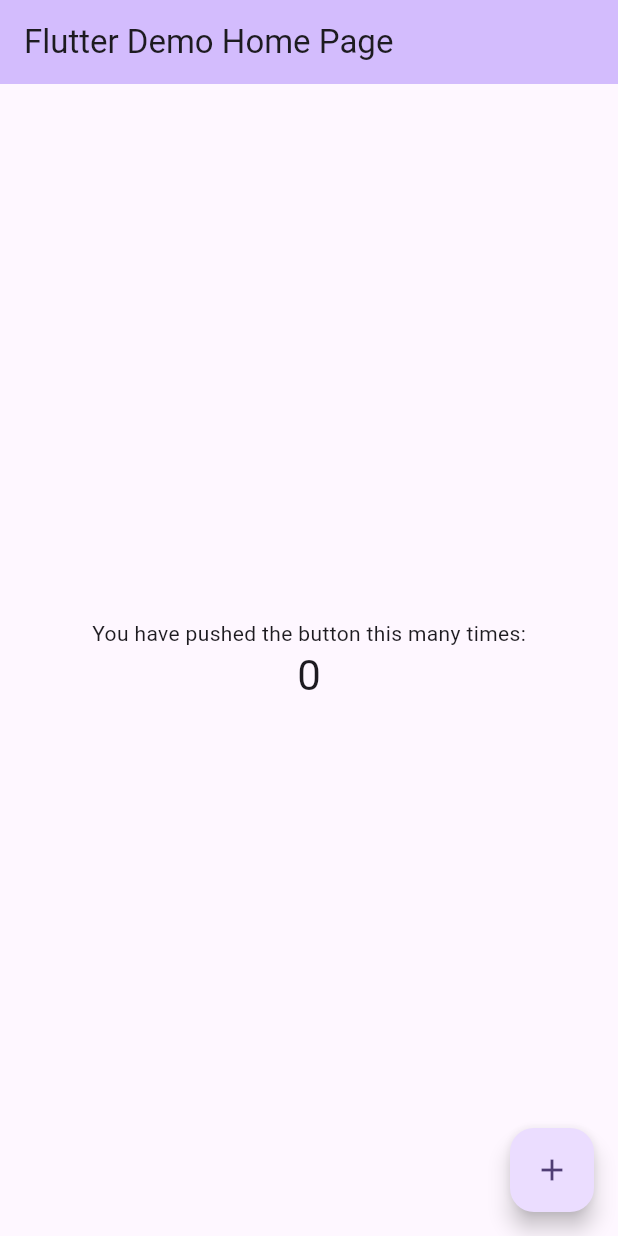
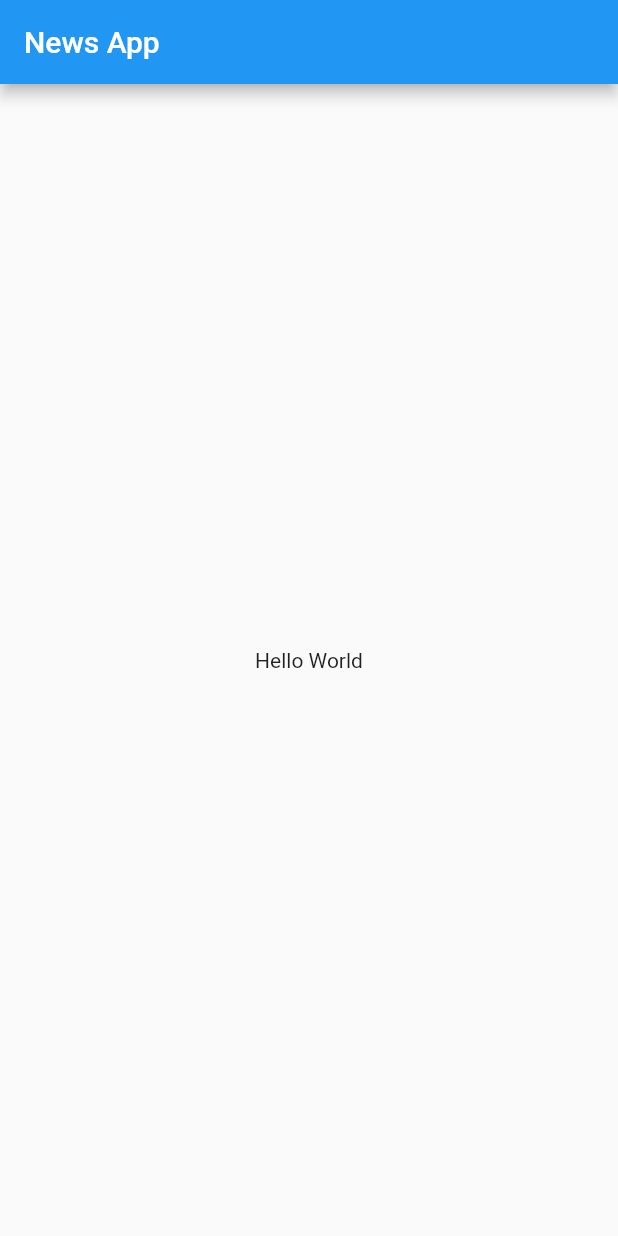
Before and after one commit to mdrabbihossen/news-app, a Flutter app: the screen it shows after launch, on a phone screen of 412 x 824 dp. Run offline on Flutter 3.47's test engine with Material 2 defaults, Android fonts, the phone set to English and light mode, and no system bars.

Commit message:
android setup

```diff
--- a/lib/main.dart
+++ b/lib/main.dart
@@ -1,4 +1,5 @@
 import 'package:flutter/material.dart';
+import 'package:news_app/views/home/screens/home_screen.dart';
 
 void main() {
   runApp(const MyApp());
@@ -10,116 +11,9 @@ class MyApp extends StatelessWidget {
   // This widget is the root of your application.
   @override
   Widget build(BuildContext context) {
-    return MaterialApp(
-      title: 'Flutter Demo',
-      theme: ThemeData(
-        // This is the theme of your application.
-        //
-        // TRY THIS: Try running your application with "flutter run". You'll see
-        // the application has a blue toolbar. Then, without quitting the app,
-        // try changing the seedColor in the colorScheme below to Colors.green
-        // and then invoke "hot reload" (save your changes or press the "hot
-        // reload" button in a Flutter-supported IDE, or press "r" if you used
-        // the command line to start the app).
-        //
-        // Notice that the counter didn't reset back to zero; the application
-        // state is not lost during the reload. To reset the state, use hot
-        // restart instead.
-        //
-        // This works for code too, not just values: Most code changes can be
-        // tested with just a hot reload.
-        colorScheme: ColorScheme.fromSeed(seedColor: Colors.deepPurple),
-        useMaterial3: true,
-      ),
-      home: const MyHomePage(title: 'Flutter Demo Home Page'),
+    return const MaterialApp(
+     debugShowCheckedModeBanner: false,
+      home: HomeScreen(),
     );
   }
 }
-
-class MyHomePage extends StatefulWidget {
-  const MyHomePage({super.key, required this.title});
-
-  // This widget is the home page of your application. It is stateful, meaning
-  // that it has a State object (defined below) that contains fields that affect
-  // how it looks.
-
-  // This class is the configuration for the state. It holds the values (in this
-  // case the title) provided by the parent (in this case the App widget) and
-  // used by the build method of the State. Fields in a Widget subclass are
-  // always marked "final".
-
-  final String title;
-
-  @override
-  State<MyHomePage> createState() => _MyHomePageState();
-}
-
-class _MyHomePageState extends State<MyHomePage> {
-  int _counter = 0;
-
-  void _incrementCounter() {
-    setState(() {
-      // This call to setState tells the Flutter framework that something has
-      // changed in this State, which causes it to rerun the build method below
-      // so that the display can reflect the updated values. If we changed
-      // _counter without calling setState(), then the build method would not be
-      // called again, and so nothing would appear to happen.
-      _counter++;
-    });
-  }
-
-  @override
-  Widget build(BuildContext context) {
-    // This method is rerun every time setState is called, for instance as done
-    // by the _incrementCounter method above.
-    //
-    // The Flutter framework has been optimized to make rerunning build methods
-    // fast, so that you can just rebuild anything that needs updating rather
-    // than having to individually change instances of widgets.
-    return Scaffold(
-      appBar: AppBar(
-        // TRY THIS: Try changing the color here to a specific color (to
-        // Colors.amber, perhaps?) and trigger a hot reload to see the AppBar
-        // change color while the other colors stay the same.
-        backgroundColor: Theme.of(context).colorScheme.inversePrimary,
-        // Here we take the value from the MyHomePage object that was created by
-        // the App.build method, and use it to set our appbar title.
-        title: Text(widget.title),
-      ),
-      body: Center(
-        // Center is a layout widget. It takes a single child and positions it
-        // in the middle of the parent.
-        child: Column(
-          // Column is also a layout widget. It takes a list of children and
-          // arranges them vertically. By default, it sizes itself to fit its
-          // children horizontally, and tries to be as tall as its parent.
-          //
-          // Column has various properties to control how it sizes itself and
-          // how it positions its children. Here we use mainAxisAlignment to
-          // center the children vertically; the main axis here is the vertical
-          // axis because Columns are vertical (the cross axis would be
-          // horizontal).
-          //
-          // TRY THIS: Invoke "debug painting" (choose the "Toggle Debug Paint"
-          // action in the IDE, or press "p" in the console), to see the
-          // wireframe for each widget.
-          mainAxisAlignment: MainAxisAlignment.center,
-          children: <Widget>[
-            const Text(
-              'You have pushed the button this many times:',
-            ),
-            Text(
-              '$_counter',
-              style: Theme.of(context).textTheme.headlineMedium,
-            ),
-          ],
-        ),
-      ),
-      floatingActionButton: FloatingActionButton(
-        onPressed: _incrementCounter,
-        tooltip: 'Increment',
-        child: const Icon(Icons.add),
-      ), // This trailing comma makes auto-formatting nicer for build methods.
-    );
-  }
-}
--- /dev/null
+++ b/lib/services/news_services.dart
@@ -0,0 +1,3 @@
+import 'package:http/http.dart' as http;
+
+class NewsServices {}
--- /dev/null
+++ b/lib/views/home/screens/home_screen.dart
@@ -0,0 +1,22 @@
+import 'package:flutter/material.dart';
+
+class HomeScreen extends StatefulWidget {
+  const HomeScreen({Key? key}) : super(key: key);
+
+  @override
+  State<HomeScreen> createState() => _HomeScreenState();
+}
+
+class _HomeScreenState extends State<HomeScreen> {
+  @override
+  Widget build(BuildContext context) {
+    return Scaffold(
+      appBar: AppBar(
+        title: const Text('News App'),
+      ),
+      body: const Center(
+        child: Text('Hello World'),
+      ),
+    );
+  }
+}
```
Also changed, not shown: 2 other files.
